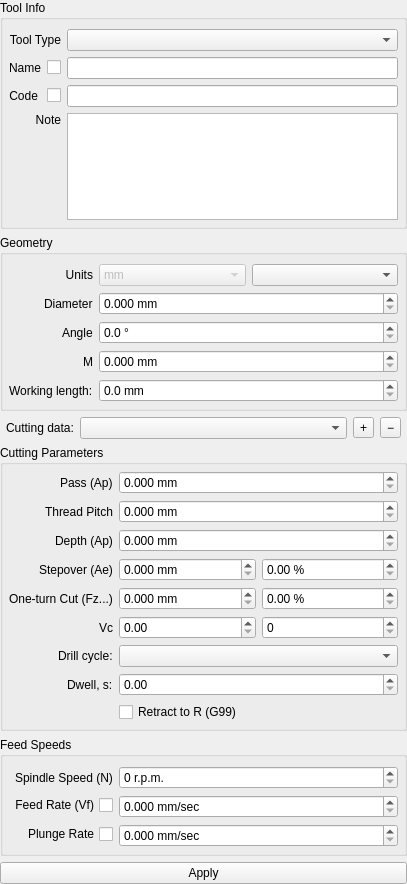
Above: static_libs/tooldatabase/tooleditform.ui from 4ygeca/GERBER_X3 before the change. Below: the same form after it.
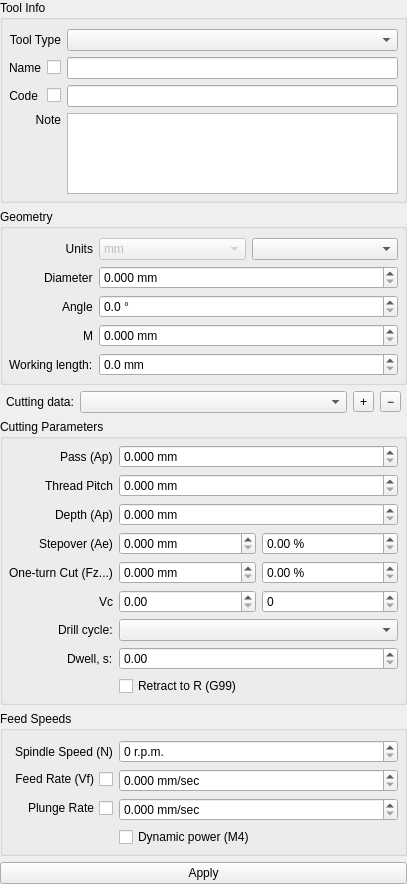
That is the form after the change. Custom widgets are drawn as their Qt base class.

```diff
--- a/static_libs/tooldatabase/tooleditform.ui
+++ b/static_libs/tooldatabase/tooleditform.ui
@@ -804,6 +804,17 @@
            </property>
           </widget>
          </item>
+         <item row="3" column="1">
+          <widget class="QCheckBox" name="chbxLaserDynamic">
+           <property name="toolTip">
+            <string>Checked -- M4: the laser power follows the actual speed, the exposure stays even at corners, accelerations and decelerations.
+Unchecked -- M3: constant power, the same S at any speed: corners and slow segments get more exposure.</string>
+           </property>
+           <property name="text">
+            <string>Dynamic power (M4)</string>
+           </property>
+          </widget>
+         </item>
         </layout>
        </widget>
       </item>
```
